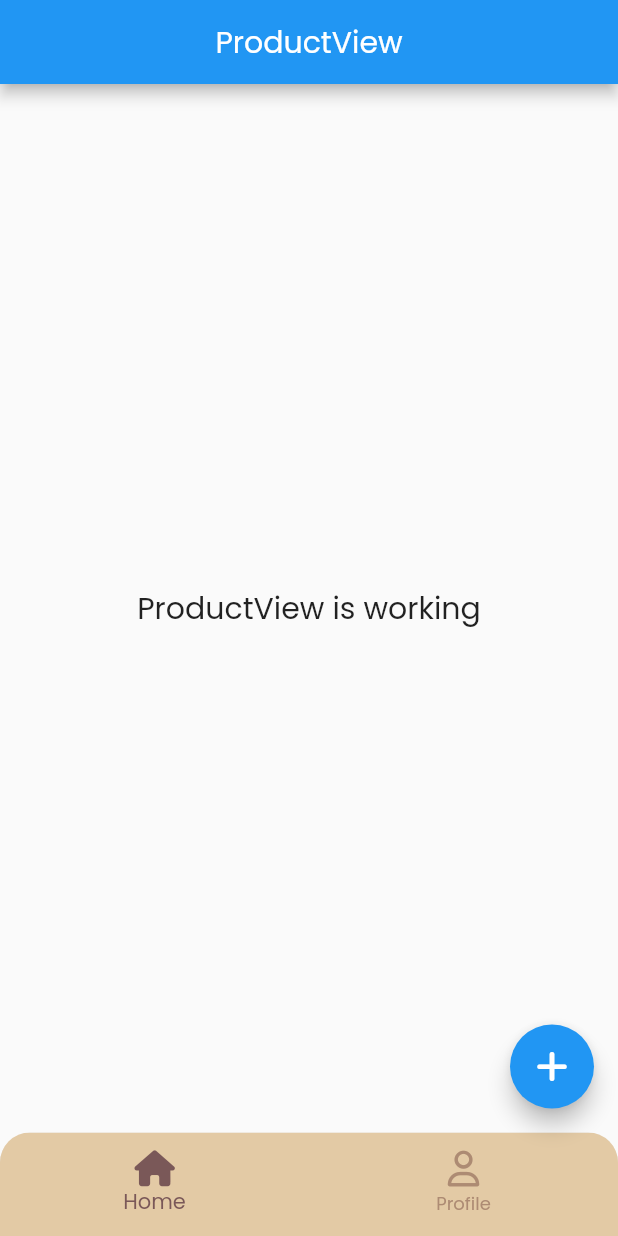
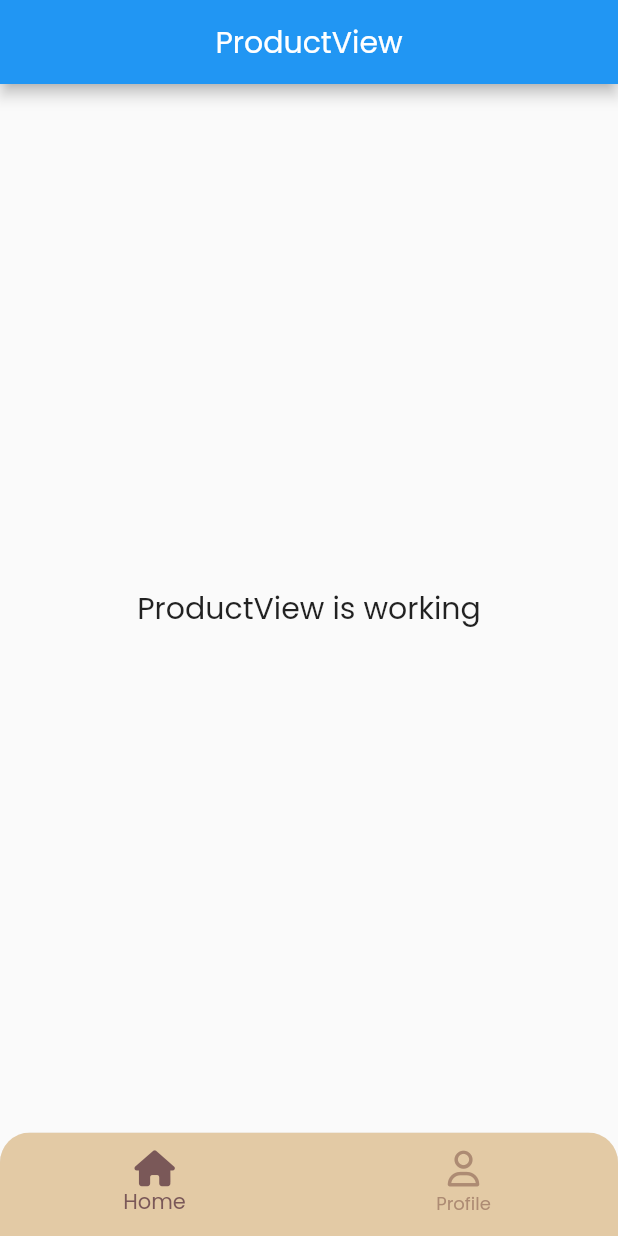
Before and after one commit to dna2121/cafe_app, a Flutter app: the screen it shows after launch, on a phone screen of 412 x 824 dp. Run offline on Flutter 3.47's test engine with Material 2 defaults, Android fonts, the light colour scheme and no system bars; our stand-ins replace cloud_firestore, font_awesome_flutter, get; accounts and stored records are empty.

Commit message:
remove floating action button

```diff
--- a/lib/app/modules/home/views/home_view.dart
+++ b/lib/app/modules/home/views/home_view.dart
@@ -4,7 +4,6 @@ import 'package:font_awesome_flutter/font_awesome_flutter.dart';
 import 'package:get/get.dart';
 
 import '../../../../constants/app_color.dart';
-import '../../../routes/app_pages.dart';
 import '../../product/views/product_view.dart';
 import '../../profile/views/profile_view.dart';
 import '../controllers/home_controller.dart';
@@ -49,10 +48,6 @@ class HomeView extends GetView<HomeController> {
           children: const [ProductView(), ProfileView()],
         ),
       ),
-      floatingActionButton: FloatingActionButton(
-        onPressed: () => Get.toNamed(Routes.ADD_PRODUCT),
-        child: const FaIcon(FontAwesomeIcons.plus),
-      ),
     );
   }
 }
```
